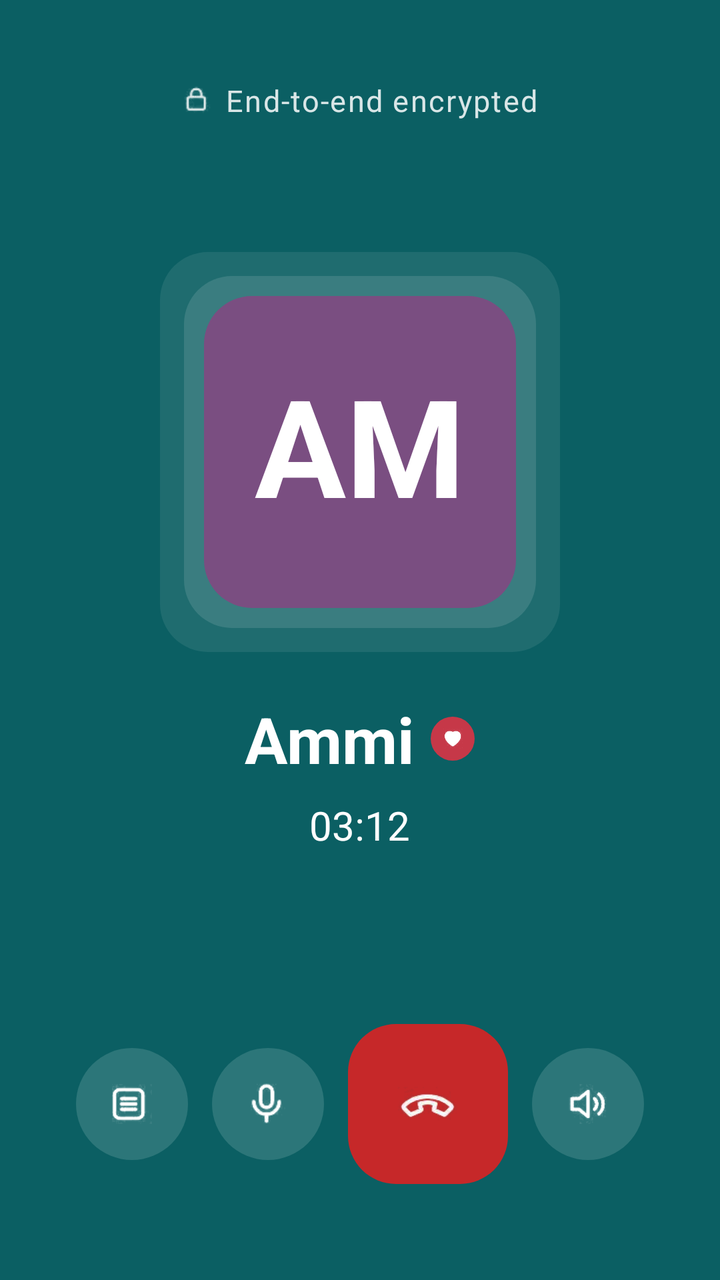
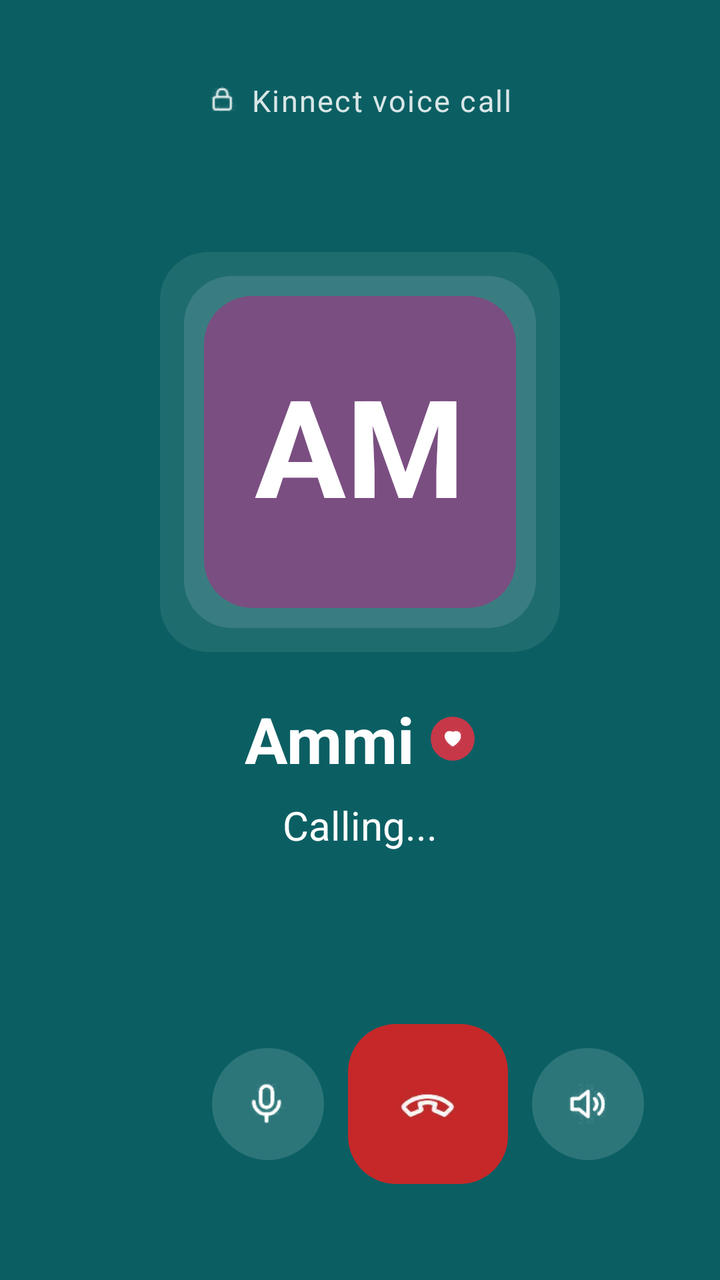

The first picture is an Android layout as it rendered before a commit; the second is the same layout after the commit. The layout source and the unified diff follow.
<!-- AndroidManifest.xml: application theme Theme.SMDASS1 -->
<!-- res/layout/fragment_call.xml -->
<?xml version="1.0" encoding="utf-8"?>
<androidx.constraintlayout.widget.ConstraintLayout xmlns:android="http://schemas.android.com/apk/res/android"
    xmlns:app="http://schemas.android.com/apk/res-auto"
    android:id="@+id/root"
    android:layout_width="match_parent"
    android:layout_height="match_parent"
    android:background="@color/teal"
    android:fitsSystemWindows="true">

    <ScrollView
        android:layout_width="0dp"
        android:layout_height="0dp"
        android:fillViewport="true"
        app:layout_constraintBottom_toBottomOf="parent"
        app:layout_constraintEnd_toEndOf="parent"
        app:layout_constraintStart_toStartOf="parent"
        app:layout_constraintTop_toTopOf="parent"
        app:layout_constraintWidth_max="@dimen/content_max_width_narrow">

        <LinearLayout
            android:layout_width="match_parent"
            android:layout_height="wrap_content"
            android:gravity="center_horizontal"
            android:orientation="vertical"
            android:paddingTop="40dp"
            android:paddingBottom="48dp">

            
            <LinearLayout
                android:layout_width="wrap_content"
                android:layout_height="wrap_content"
                android:gravity="center_vertical"
                android:orientation="horizontal">

                <ImageView
                    android:layout_width="16dp"
                    android:layout_height="16dp"
                    android:alpha="0.85"
                    android:src="@drawable/ic_lock"
                    app:tint="@color/white" />

                <TextView
                    android:layout_width="wrap_content"
                    android:layout_height="wrap_content"
                    android:layout_marginStart="6dp"
                    android:alpha="0.85"
                    android:letterSpacing="0.05"
                    android:text="End-to-end encrypted"
                    android:textColor="@color/white"
                    android:textSize="15sp" />
            </LinearLayout>

            <View
                android:layout_width="match_parent"
                android:layout_height="0dp"
                android:layout_weight="1" />

            
            <RelativeLayout
                android:layout_width="200dp"
                android:layout_height="200dp">

                <View
                    android:layout_width="200dp"
                    android:layout_height="200dp"
                    android:layout_centerInParent="true"
                    android:alpha="0.08"
                    android:background="@drawable/bg_round_24"
                    android:backgroundTint="@color/white" />

                <View
                    android:layout_width="176dp"
                    android:layout_height="176dp"
                    android:layout_centerInParent="true"
                    android:alpha="0.12"
                    android:background="@drawable/bg_round_24"
                    android:backgroundTint="@color/white" />

                <TextView
                    style="@style/Kin.Avatar"
                    android:layout_width="156dp"
                    android:layout_height="156dp"
                    android:layout_centerInParent="true"
                    android:background="@drawable/bg_round_24"
                    android:backgroundTint="@color/avatar_purple"
                    android:text="AM"
                    android:textSize="68sp" />
            </RelativeLayout>

            
            <LinearLayout
                android:layout_width="wrap_content"
                android:layout_height="wrap_content"
                android:layout_marginTop="22dp"
                android:gravity="center_vertical"
                android:orientation="horizontal">

                <TextView
                    android:layout_width="wrap_content"
                    android:layout_height="wrap_content"
                    android:text="Ammi"
                    android:textColor="@color/white"
                    android:textSize="32sp"
                    android:textStyle="bold" />

                <ImageView
                    android:layout_width="22dp"
                    android:layout_height="22dp"
                    android:layout_marginStart="8dp"
                    android:background="@drawable/bg_circle"
                    android:backgroundTint="@color/love"
                    android:padding="5dp"
                    android:src="@drawable/ic_heart_filled"
                    app:tint="@color/white" />
            </LinearLayout>

            <TextView
                android:layout_width="wrap_content"
                android:layout_height="wrap_content"
                android:layout_marginTop="8dp"
                android:text="03:12"
                android:textColor="@color/white"
                android:textSize="20sp" />

            <View
                android:layout_width="match_parent"
                android:layout_height="0dp"
                android:layout_weight="1.3" />

            
            <LinearLayout
                android:layout_width="match_parent"
                android:layout_height="wrap_content"
                android:gravity="center_vertical"
                android:orientation="horizontal"
                android:paddingStart="38dp"
                android:paddingEnd="38dp">

                <ImageView
                    android:layout_width="56dp"
                    android:layout_height="56dp"
                    android:background="@drawable/bg_circle"
                    android:backgroundTint="@color/call_button"
                    android:contentDescription="Transcript"
                    android:padding="16dp"
                    android:src="@drawable/ic_transcript"
                    app:tint="@color/white" />

                <View
                    android:layout_width="0dp"
                    android:layout_height="1dp"
                    android:layout_weight="1" />

                <ImageView
                    android:layout_width="56dp"
                    android:layout_height="56dp"
                    android:background="@drawable/bg_circle"
                    android:backgroundTint="@color/call_button"
                    android:contentDescription="Mute"
                    android:padding="16dp"
                    android:src="@drawable/ic_mic"
                    app:tint="@color/white" />

                <View
                    android:layout_width="0dp"
                    android:layout_height="1dp"
                    android:layout_weight="1" />

                <ImageView
                    android:id="@+id/btnEndCall"
                    android:layout_width="80dp"
                    android:layout_height="80dp"
                    android:background="@drawable/bg_round_24"
                    android:backgroundTint="@color/call_red"
                    android:contentDescription="End call"
                    android:padding="22dp"
                    android:src="@drawable/ic_end_call" />

                <View
                    android:layout_width="0dp"
                    android:layout_height="1dp"
                    android:layout_weight="1" />

                <ImageView
                    android:layout_width="56dp"
                    android:layout_height="56dp"
                    android:background="@drawable/bg_circle"
                    android:backgroundTint="@color/call_button"
                    android:contentDescription="Speaker"
                    android:padding="16dp"
                    android:src="@drawable/ic_volume"
                    app:tint="@color/white" />
            </LinearLayout>
        </LinearLayout>
    </ScrollView>
</androidx.constraintlayout.widget.ConstraintLayout>
<!-- resources referenced by this layout -->
<resources>
  <color name="avatar_purple">#7A4E81</color>
  <color name="call_button">#2C7679</color>
  <color name="call_red">#C62829</color>
  <color name="love">#C63848</color>
  <color name="teal">#0B5F63</color>
  <color name="white">#FFFFFFFF</color>
  <dimen name="content_max_width_narrow">480dp</dimen>
  <!-- drawable bg_circle (drawable) -->
  <?xml version="1.0" encoding="utf-8"?>
  <shape xmlns:android="http://schemas.android.com/apk/res/android" android:shape="oval">
      <solid android:color="@color/white" />
  </shape>
  <!-- drawable bg_round_24 (drawable) -->
  <?xml version="1.0" encoding="utf-8"?>
  <shape xmlns:android="http://schemas.android.com/apk/res/android" android:shape="rectangle">
      <solid android:color="@color/white" />
      <corners android:radius="24dp" />
  </shape>
  <!-- drawable ic_end_call: png bitmap (drawable, 5681 bytes) -->
  <!-- drawable ic_heart_filled: png bitmap (drawable, 1797 bytes) -->
  <!-- drawable ic_lock: png bitmap (drawable, 632 bytes) -->
  <!-- drawable ic_mic: png bitmap (drawable, 1016 bytes) -->
  <!-- drawable ic_transcript: png bitmap (drawable, 1621 bytes) -->
  <!-- drawable ic_volume: png bitmap (drawable, 1593 bytes) -->
  <style name="Kin.Avatar">
          <item name="android:background">@drawable/bg_circle</item>
          <item name="android:gravity">center</item>
          <item name="android:textColor">@color/white</item>
          <item name="android:textStyle">bold</item>
          <item name="android:includeFontPadding">false</item>
      </style>
  <style name="Theme.SMDASS1" parent="Theme.AppCompat.Light.NoActionBar">
          <item name="colorPrimary">@color/teal</item>
          <item name="colorPrimaryDark">@color/teal</item>
          <item name="colorAccent">@color/teal</item>
          <item name="android:windowBackground">@drawable/bg_app</item>
          <item name="android:textColor">@color/text_primary</item>
          <item name="android:windowLightStatusBar">true</item>
          <item name="android:windowAnimationStyle">@style/ScreenTransition</item>
      </style>
  <!-- drawable bg_app (drawable) -->
  <?xml version="1.0" encoding="utf-8"?>
  <shape xmlns:android="http://schemas.android.com/apk/res/android" android:shape="rectangle">
      <solid android:color="@color/cream" />
  </shape>
  <color name="text_primary">#1F1C1A</color>
  <style name="ScreenTransition" parent="@android:style/Animation.Activity">
          <item name="android:activityOpenEnterAnimation">@anim/slide_in_right</item>
          <item name="android:activityOpenExitAnimation">@anim/fade_out</item>
          <item name="android:activityCloseEnterAnimation">@anim/fade_in</item>
          <item name="android:activityCloseExitAnimation">@anim/slide_out_right</item>
      </style>
  <color name="cream">#F5F1EE</color>
</resources>

<!-- the commit's change to res/layout/fragment_call.xml (unified diff, before → after) -->
@@ -45,7 +45,7 @@
                     android:layout_marginStart="6dp"
                     android:alpha="0.85"
                     android:letterSpacing="0.05"
-                    android:text="End-to-end encrypted"
+                    android:text="Kinnect voice call"
                     android:textColor="@color/white"
                     android:textSize="15sp" />
             </LinearLayout>
@@ -77,6 +77,7 @@
                     android:backgroundTint="@color/white" />
 
                 <TextView
+                    android:id="@+id/tvCallInitials"
                     style="@style/Kin.Avatar"
                     android:layout_width="156dp"
                     android:layout_height="156dp"
@@ -96,6 +97,7 @@
                 android:orientation="horizontal">
 
                 <TextView
+                    android:id="@+id/tvCallName"
                     android:layout_width="wrap_content"
                     android:layout_height="wrap_content"
                     android:text="Ammi"
@@ -115,10 +117,11 @@
             </LinearLayout>
 
             <TextView
+                android:id="@+id/tvCallStatus"
                 android:layout_width="wrap_content"
                 android:layout_height="wrap_content"
                 android:layout_marginTop="8dp"
-                android:text="03:12"
+                android:text="Calling..."
                 android:textColor="@color/white"
                 android:textSize="20sp" />
 
@@ -137,13 +140,15 @@
                 android:paddingEnd="38dp">
 
                 <ImageView
+                    android:id="@+id/btnAccept"
                     android:layout_width="56dp"
                     android:layout_height="56dp"
                     android:background="@drawable/bg_circle"
-                    android:backgroundTint="@color/call_button"
-                    android:contentDescription="Transcript"
+                    android:backgroundTint="@color/online"
+                    android:contentDescription="Accept"
                     android:padding="16dp"
-                    android:src="@drawable/ic_transcript"
+                    android:src="@drawable/ic_call"
+                    android:visibility="invisible"
                     app:tint="@color/white" />
 
                 <View
@@ -152,6 +157,7 @@
                     android:layout_weight="1" />
 
                 <ImageView
+                    android:id="@+id/btnMute"
                     android:layout_width="56dp"
                     android:layout_height="56dp"
                     android:background="@drawable/bg_circle"
@@ -182,6 +188,7 @@
                     android:layout_weight="1" />
 
                 <ImageView
+                    android:id="@+id/btnSpeaker"
                     android:layout_width="56dp"
                     android:layout_height="56dp"
                     android:background="@drawable/bg_circle"
<!-- resource entries referenced after the edit -->
@@ -4,6 +4,7 @@
   <color name="call_button">#2C7679</color>
   <color name="call_red">#C62829</color>
   <color name="love">#C63848</color>
+  <color name="online">#329D57</color>
   <color name="teal">#0B5F63</color>
   <color name="white">#FFFFFFFF</color>
   <dimen name="content_max_width_narrow">480dp</dimen>
@@ -18,11 +19,11 @@
       <solid android:color="@color/white" />
       <corners android:radius="24dp" />
   </shape>
+  <!-- drawable ic_call: png bitmap (drawable, 959 bytes) -->
   <!-- drawable ic_end_call: png bitmap (drawable, 5681 bytes) -->
   <!-- drawable ic_heart_filled: png bitmap (drawable, 1797 bytes) -->
   <!-- drawable ic_lock: png bitmap (drawable, 632 bytes) -->
   <!-- drawable ic_mic: png bitmap (drawable, 1016 bytes) -->
-  <!-- drawable ic_transcript: png bitmap (drawable, 1621 bytes) -->
   <!-- drawable ic_volume: png bitmap (drawable, 1593 bytes) -->
   <style name="Kin.Avatar">
           <item name="android:background">@drawable/bg_circle</item>
